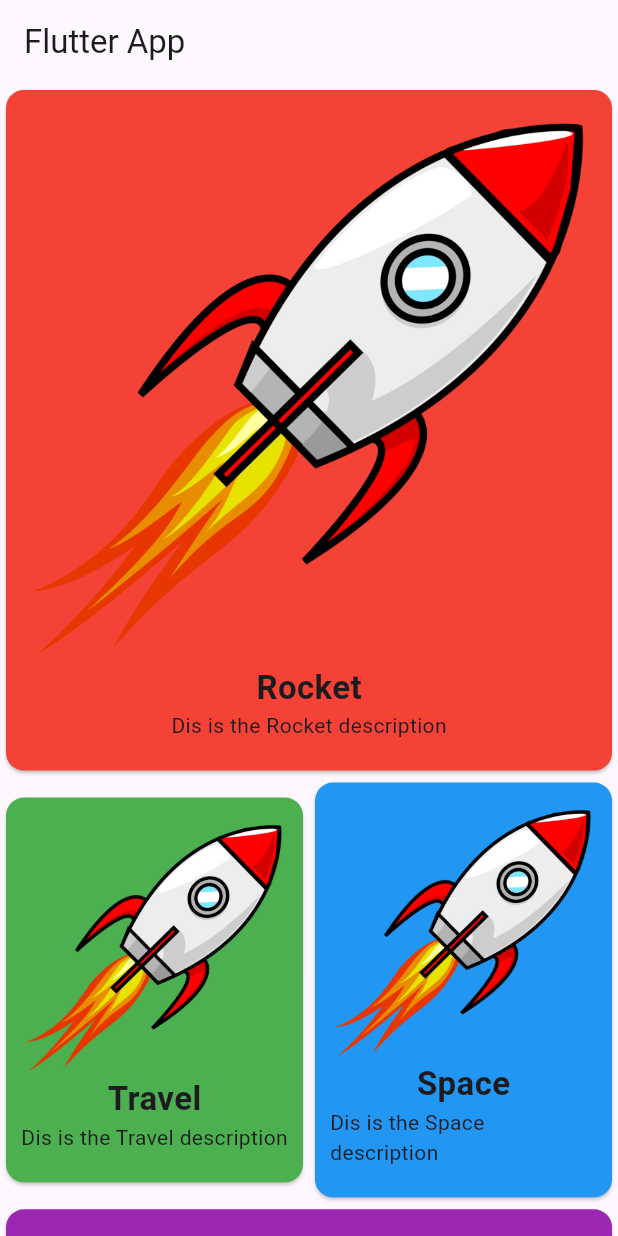
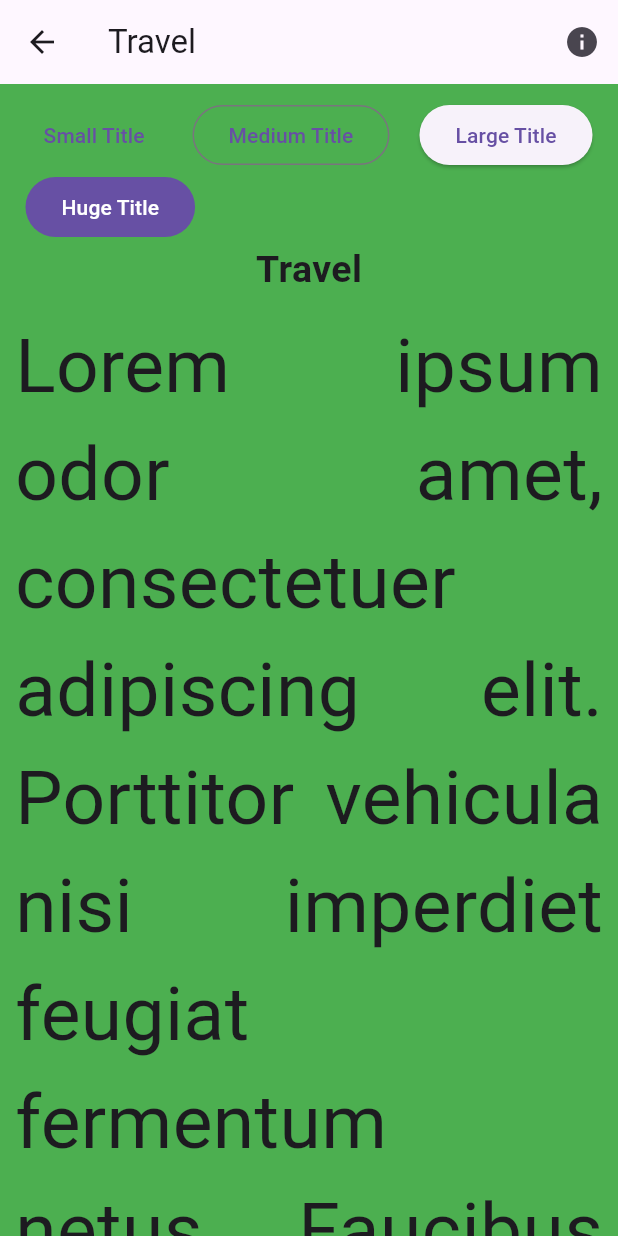
Before and after one commit to FiazMushfeq/FlutterApp, a Flutter app: the screen it shows after launch, after a tap on "Travel", on a phone screen of 412 x 824 dp. Run offline on Flutter 3.47's test engine with Material 3 defaults, Android fonts, the phone set to English and light mode, and no system bars.

```diff
--- a/flutter_app/lib/core/constants.dart
+++ b/flutter_app/lib/core/constants.dart
@@ -2,3 +2,5 @@ const double kDouble5 = 5.0;
 const double kDouble10 = 10.0;
 const double kDouble20 = 20.0;
 const double kDouble40 = 40.0;
+
+const String description = 'Lorem ipsum odor amet, consectetuer adipiscing elit. Porttitor vehicula nisi imperdiet feugiat fermentum netus. Faucibus velit congue massa nisl quisque adipiscing augue ante. Pretium natoque augue consequat at potenti diam consectetur tempor. Sit semper vivamus amet nec faucibus. Adipiscing ante scelerisque potenti iaculis inceptos mi ipsum nibh. Viverra fusce et dolor vestibulum dapibus sollicitudin, aliquam amet justo. Porttitor porta dolor est nulla sapien at vestibulum scelerisque convallis. Ut hendrerit tempus augue tincidunt varius vivamus auctor eros. Felis dis bibendum penatibus quam sollicitudin eu montes elit. Aliquet varius aenean quis; donec posuere maecenas? Tincidunt integer sapien luctus finibus ad feugiat. Ante rutrum finibus potenti elit mauris finibus penatibus. Cursus posuere mauris turpis id, eleifend semper risus magnis justo. Egestas nunc lorem enim class pellentesque aliquam quam. Porta quis malesuada lacus quis sapien dapibus et commodo.';
--- /dev/null
+++ b/flutter_app/lib/pages/description_page.dart
@@ -0,0 +1,100 @@
+import "package:flutter/material.dart";
+import "package:flutter_app/class/item_class.dart";
+import "package:flutter_app/core/constants.dart";
+
+class DescriptionPage extends StatefulWidget {
+  const DescriptionPage({super.key, required this.box});
+
+  final ItemClass box;
+
+  @override
+  State<DescriptionPage> createState() => _DescriptionPageState();
+}
+
+class _DescriptionPageState extends State<DescriptionPage> {
+  double fontSizeCustom = 25;
+
+  @override
+  Widget build(BuildContext context) {
+    return Scaffold(
+      appBar: AppBar(
+        title: Text(widget.box.title),
+        actions: [
+          IconButton(
+            onPressed: () {
+              ScaffoldMessenger.of(context).showSnackBar(
+                const SnackBar(
+                  content: Text('SnackBar'),
+                  behavior: SnackBarBehavior.floating,
+                ),
+              );
+            },
+            icon: const Icon(Icons.info),
+          ),
+        ],
+      ),
+      backgroundColor: widget.box.color,
+      body: SingleChildScrollView(
+        child: Padding(
+          padding: const EdgeInsets.all(kDouble10),
+          child: Column(
+            children: [
+              Wrap(
+                spacing: kDouble20,
+                children: [
+                  TextButton(
+                    onPressed: () {
+                      setState(() {
+                        fontSizeCustom = 25;
+                      });
+                    },
+                    child: const Text('Small Title'),
+                  ),
+                  OutlinedButton(
+                    onPressed: () {
+                      setState(() {
+                        fontSizeCustom = 35;
+                      });
+                    },
+                    child: const Text('Medium Title'),
+                  ),
+                  ElevatedButton(
+                    onPressed: () {
+                      setState(() {
+                        fontSizeCustom = 50;
+                      });
+                    },
+                    child: const Text('Large Title'),
+                  ),
+                  FilledButton(
+                    onPressed: () {
+                      setState(() {
+                        fontSizeCustom = 200;
+                      });
+                    },
+                    child: const Text('Huge Title'),
+                  ),
+                ],
+              ),
+              FittedBox(
+                child: Text(
+                  widget.box.title,
+                  style: TextStyle(
+                      fontSize: fontSizeCustom, fontWeight: FontWeight.bold),
+                ),
+              ),
+              const SizedBox(
+                height: kDouble10,
+              ),
+              const Text(
+                description,
+                style: TextStyle(fontSize: 50),
+                textAlign: TextAlign.justify,
+              ),
+            ],
+          ),
+        ),
+      ),
+    );
+  }
+}
--- a/flutter_app/lib/widget/card_widget.dart
+++ b/flutter_app/lib/widget/card_widget.dart
@@ -1,6 +1,7 @@
 import 'package:flutter/material.dart';
 import 'package:flutter_app/class/item_class.dart';
 import 'package:flutter_app/core/constants.dart';
+import 'package:flutter_app/pages/description_page.dart';
 
 class CardWidget extends StatelessWidget {
   const CardWidget({
@@ -13,8 +14,13 @@ class CardWidget extends StatelessWidget {
   Widget build(BuildContext context) {
     return GestureDetector(
       onTap: () {
-        // ignore: avoid_print
-        print('Tap!');
+        Navigator.push(context, MaterialPageRoute(
+          builder: (context) {
+            return DescriptionPage(
+              box: box,
+            );
+          },
+        ));
       },
       child: Card(
         color: box.color,
```
